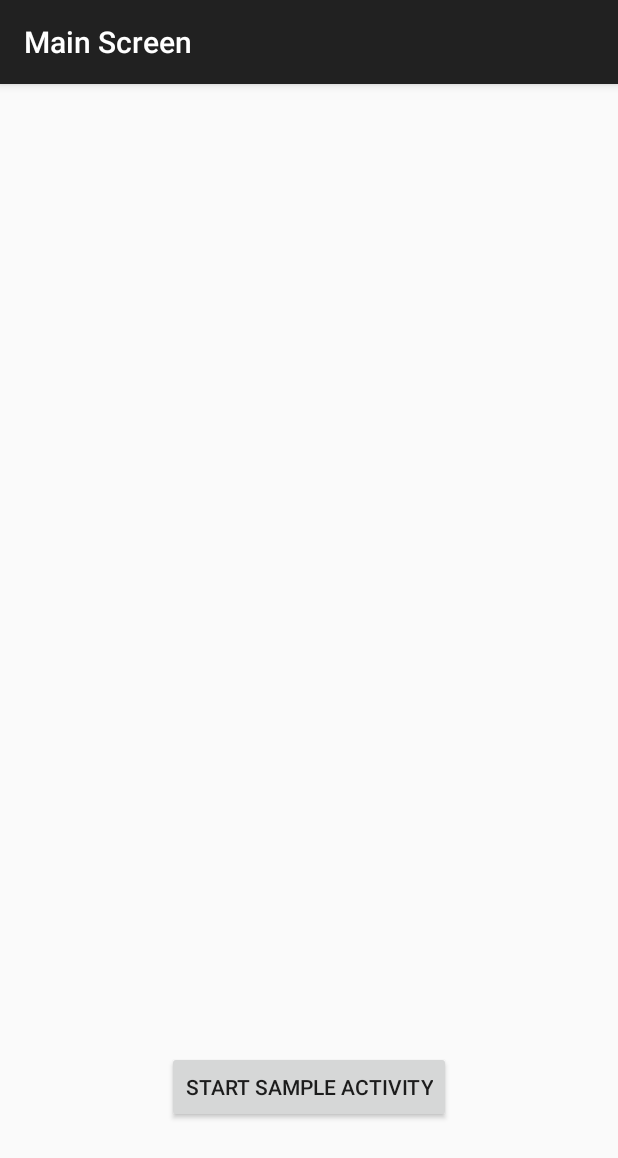
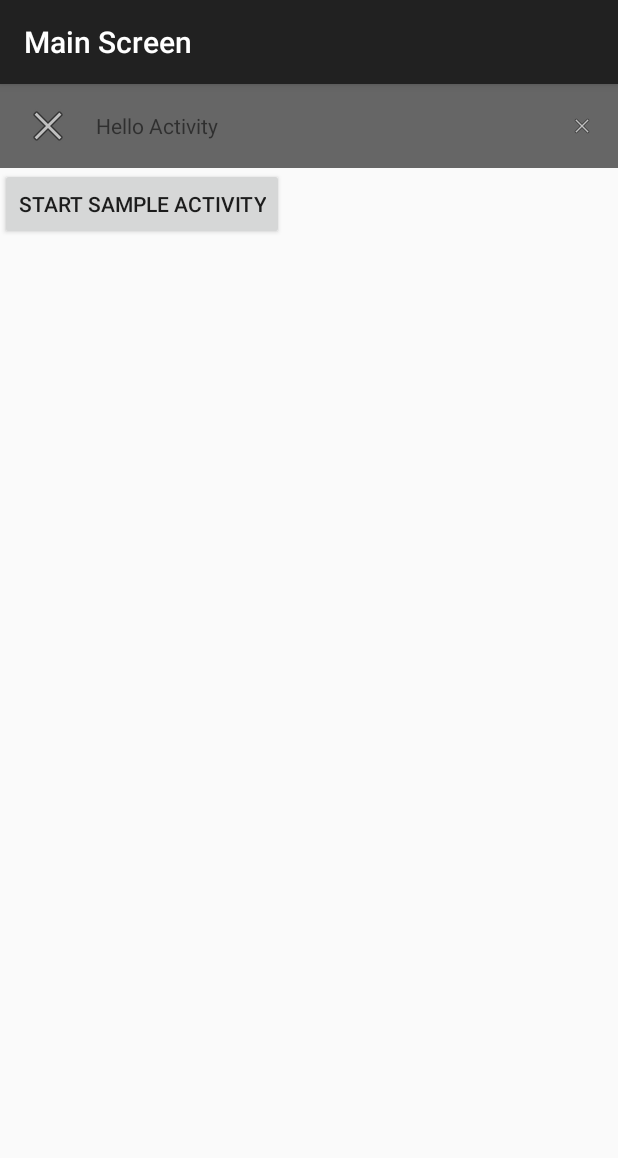
Before and after one commit to MonchenkoID/Research, an Android app: the MainActivity screen opened directly, with no data from a screen before it, on a phone screen of 412 x 824 dp. Shown: the top 1158 px of the screen. Run offline under Robolectric (Android 15) with nearby library versions, the phone set to English and light mode, and no system bars.

Commit message:
HW: UI login & main

```diff
--- a/Research/app/src/main/java/com/github/monchenkoid/research/MainActivityTest.java
+++ b/Research/app/src/main/java/com/github/monchenkoid/research/MainActivityTest.java
@@ -166,8 +166,9 @@ public class MainActivityTest extends Activity {
 
         }
 
-
-       // startActivity(new Intent(this, MainActivity.class)); mActivityTitles[position]+"Activity"
+//enum 2 field - idString end title
+     //   startActivity(new Intent(this, MainActivity.class));
+      //  mActivityTitles[position]+"Activity".class
 
     }
 
--- a/Research/app/src/main/res/layout/activity_main.xml
+++ b/Research/app/src/main/res/layout/activity_main.xml
@@ -2,23 +2,40 @@
     xmlns:tools="http://schemas.android.com/tools"
     android:layout_width="match_parent"
     android:layout_height="match_parent"
-    android:paddingLeft="@dimen/activity_horizontal_margin"
-    android:paddingRight="@dimen/activity_horizontal_margin"
-    android:paddingTop="@dimen/activity_vertical_margin"
-    android:paddingBottom="@dimen/activity_vertical_margin"
     tools:context=".MainActivity">
 
 
+        <TextView
+            android:id="@+id/hellow"
+            android:layout_width="fill_parent"
+            android:layout_height="?attr/actionBarSize"
+            android:gravity="center_vertical"
+            android:drawablePadding="16dip"
+            android:paddingLeft="16dip"
+            android:drawableLeft="@android:drawable/ic_menu_close_clear_cancel"
+            android:background="#666"
+            android:text="Hello Activity"/>
+        <View
+            android:layout_width="0dip"
+            android:layout_weight="0.5"
+            android:background="#666"
+            android:layout_height="?attr/actionBarSize"/>
+        <ImageView
+            android:src="@android:drawable/ic_menu_close_clear_cancel"
+            android:paddingLeft="16dip"
+            android:layout_width="48dip"
+            android:paddingRight="16dip"
+            android:background="#666"
+            android:layout_height="?attr/actionBarSize"
+            android:layout_alignParentLeft="false"
+            android:layout_alignParentRight="true" />
+
+
+
     <Button
+        android:layout_below="@id/hellow"
         android:layout_width="wrap_content"
         android:layout_height="wrap_content"
         android:text="Start sample activity"
-        android:onClick="onStartSampleClick"
-        android:layout_alignParentBottom="true"
-        android:layout_centerHorizontal="true"
-        android:layout_marginBottom="59dp" />
-
-
-
-
+        android:onClick="onStartSampleClick"/>
 </RelativeLayout>
--- a/Research/app/src/main/res/values/strings.xml
+++ b/Research/app/src/main/res/values/strings.xml
@@ -18,5 +18,8 @@
     <string name="title_login_activity">Login Screen</string>
     <string name="title_main_activity">Main Screen</string>
     <string name="title_sample_activity">Sample Screen</string>
+    <string name="login_btn">Login</string>
+    <string name="cancel_btn">Cancel</string>
+    <string name="password">Password</string>
 
 </resources>
```
Also changed, not shown: Research/app/src/main/java/com/github/monchenkoid/research/LoginActivity.java (+4 -4 lines), Research/app/src/main/res/layout/activity_login.xml (+29 -14 lines).
